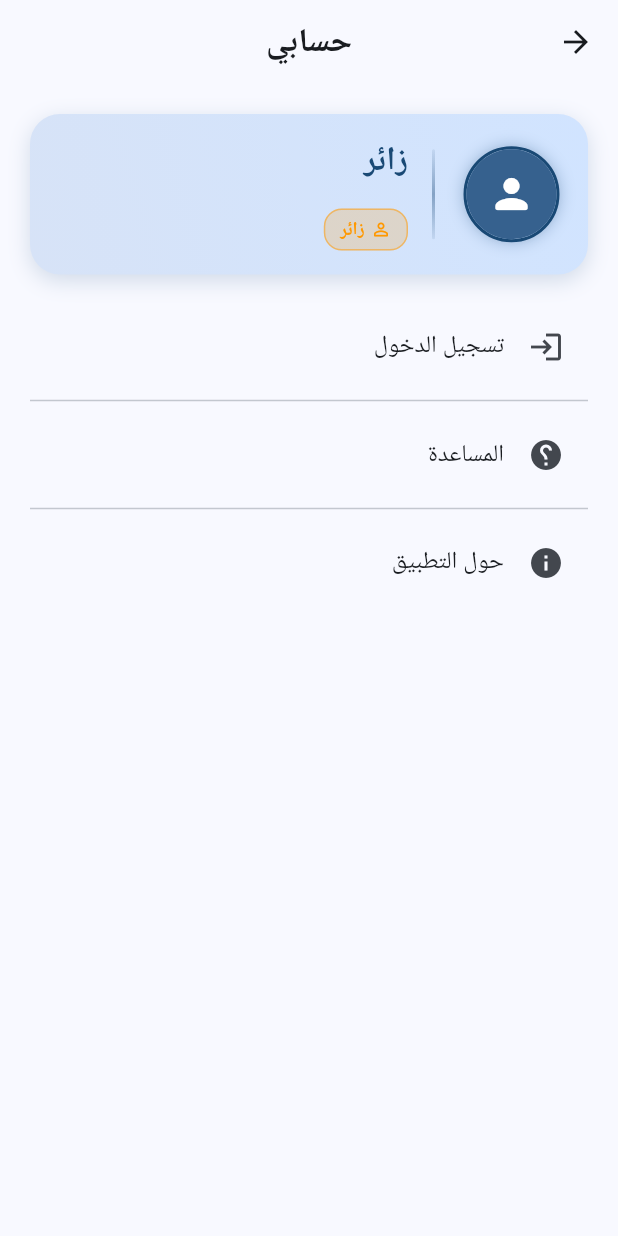
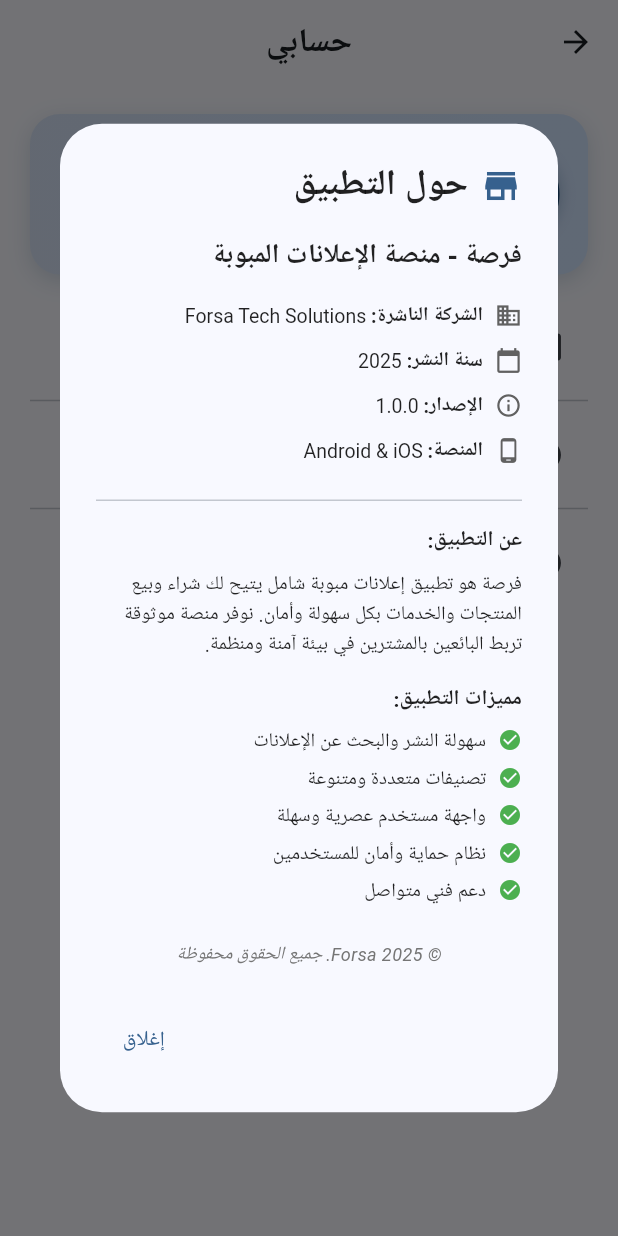
Before and after one commit to hashembadawi/forsa_ads_app, a Flutter app: the ProfileTab screen opened directly, after a tap on "حول التطبيق", on a phone screen of 412 x 824 dp. Run offline on Flutter 3.47's test engine with Material 3 defaults, Android fonts, the phone set to English and light mode, and no system bars; our stand-ins replace flutter_riverpod, go_router, google_fonts, image_picker, shared_preferences; accounts and stored records are empty; Roboto replaces fonts that are missing (Tajawal).

Commit message:
finish profile tap

```diff
--- a/lib/features/home/presentation/tabs/help_screen.dart
+++ b/lib/features/home/presentation/tabs/help_screen.dart
@@ -125,11 +125,7 @@
                         SelectableText('905510300730', style: TextStyle(fontWeight: FontWeight.bold)),
                         const SizedBox(height: 16),
                         ElevatedButton.icon(
-                          icon: Image.asset(
-                            'assets/flags/sy.png',
-                            width: 22,
-                            height: 22,
-                          ),
+                          icon: const Icon(Icons.chat, color: Colors.white),
                           style: ElevatedButton.styleFrom(
                             backgroundColor: Color(0xFF25D366),
                             foregroundColor: Colors.white,
--- a/lib/features/home/presentation/tabs/profile_tab.dart
+++ b/lib/features/home/presentation/tabs/profile_tab.dart
@@ -133,6 +133,46 @@
       });
       await _loadProfileImage();
     }
+  }
+
+  Widget _buildInfoRow(IconData icon, String label, String value) {
+    return Row(
+      crossAxisAlignment: CrossAxisAlignment.start,
+      children: [
+        Icon(icon, size: 18, color: Colors.grey[700]),
+        const SizedBox(width: 8),
+        Expanded(
+          child: RichText(
+            text: TextSpan(
+              style: const TextStyle(fontSize: 13, color: Colors.black87),
+              children: [
+                TextSpan(text: '$label ', style: const TextStyle(fontWeight: FontWeight.bold)),
+                TextSpan(text: value),
+              ],
+            ),
+          ),
+        ),
+      ],
+    );
+  }
+
+  Widget _buildFeatureItem(String text) {
+    return Padding(
+      padding: const EdgeInsets.only(bottom: 6),
+      child: Row(
+        crossAxisAlignment: CrossAxisAlignment.start,
+        children: [
+          const Icon(Icons.check_circle, size: 16, color: Colors.green),
+          const SizedBox(width: 8),
+          Expanded(
+            child: Text(
+              text,
+              style: const TextStyle(fontSize: 13, height: 1.4),
+            ),
+          ),
+        ],
+      ),
+    );
   }
 
   @override
@@ -489,7 +529,81 @@
           ListTile(
             leading: const Icon(Icons.info),
             title: Text(AppStrings.aboutLabel),
-            onTap: () {},
+            onTap: () {
+              showDialog(
+                context: context,
+                builder: (ctx) => AlertDialog(
+                  title: Row(
+                    children: [
+                      Icon(Icons.store, color: Theme.of(context).colorScheme.primary, size: 28),
+                      const SizedBox(width: 8),
+                      const Text('حول التطبيق'),
+                    ],
+                  ),
+                  content: SingleChildScrollView(
+                    child: Column(
+                      mainAxisSize: MainAxisSize.min,
+                      crossAxisAlignment: CrossAxisAlignment.start,
+                      children: [
+                        const Text(
+                          'فرصة - منصة الإعلانات المبوبة',
+                          style: TextStyle(fontSize: 18, fontWeight: FontWeight.bold),
+                        ),
+                        const SizedBox(height: 16),
+                        _buildInfoRow(Icons.business, 'الشركة الناشرة:', 'Forsa Tech Solutions'),
+                        const SizedBox(height: 12),
+                        _buildInfoRow(Icons.calendar_today, 'سنة النشر:', '2025'),
+                        const SizedBox(height: 12),
+                        _buildInfoRow(Icons.info_outline, 'الإصدار:', '1.0.0'),
+                        const SizedBox(height: 12),
+                        _buildInfoRow(Icons.phone_android, 'المنصة:', 'Android & iOS'),
+                        const SizedBox(height: 16),
+                        const Divider(),
+                        const SizedBox(height: 8),
+                        const Text(
+                          'عن التطبيق:',
+                          style: TextStyle(fontWeight: FontWeight.bold, fontSize: 14),
+                        ),
+                        const SizedBox(height: 8),
+                        const Text(
+                          'فرصة هو تطبيق إعلانات مبوبة شامل يتيح لك شراء وبيع المنتجات والخدمات بكل سهولة وأمان. نوفر منصة موثوقة تربط البائعين بالمشترين في بيئة آمنة ومنظمة.',
+                          style: TextStyle(fontSize: 13, height: 1.5),
+                        ),
+                        const SizedBox(height: 16),
+                        const Text(
+                          'مميزات التطبيق:',
+                          style: TextStyle(fontWeight: FontWeight.bold, fontSize: 14),
+                        ),
+                        const SizedBox(height: 8),
+                        _buildFeatureItem('سهولة النشر والبحث عن الإعلانات'),
+                        _buildFeatureItem('تصنيفات متعددة ومتنوعة'),
+                        _buildFeatureItem('واجهة مستخدم عصرية وسهلة'),
+                        _buildFeatureItem('نظام حماية وأمان للمستخدمين'),
+                        _buildFeatureItem('دعم فني متواصل'),
+                        const SizedBox(height: 16),
+                        Center(
+                          child: Text(
+                            '© 2025 Forsa. جميع الحقوق محفوظة',
+                            style: TextStyle(
+                              fontSize: 12,
+                              color: Colors.grey[600],
+                              fontStyle: FontStyle.italic,
+                            ),
+                          ),
+                        ),
+                      ],
+                    ),
+                  ),
+                  backgroundColor: Theme.of(context).colorScheme.surface,
+                  actions: [
+                    TextButton(
+                      onPressed: () => Navigator.pop(ctx),
+                      child: const Text('إغلاق'),
+                    ),
+                  ],
+                ),
+              );
+            },
           ),
 
           if (appState.isUserLoggedIn) ...[
```
